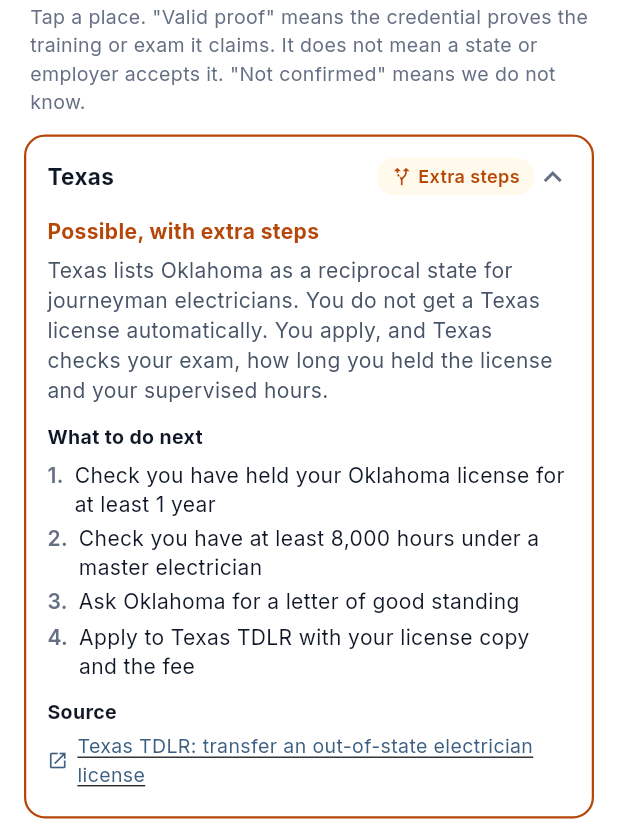
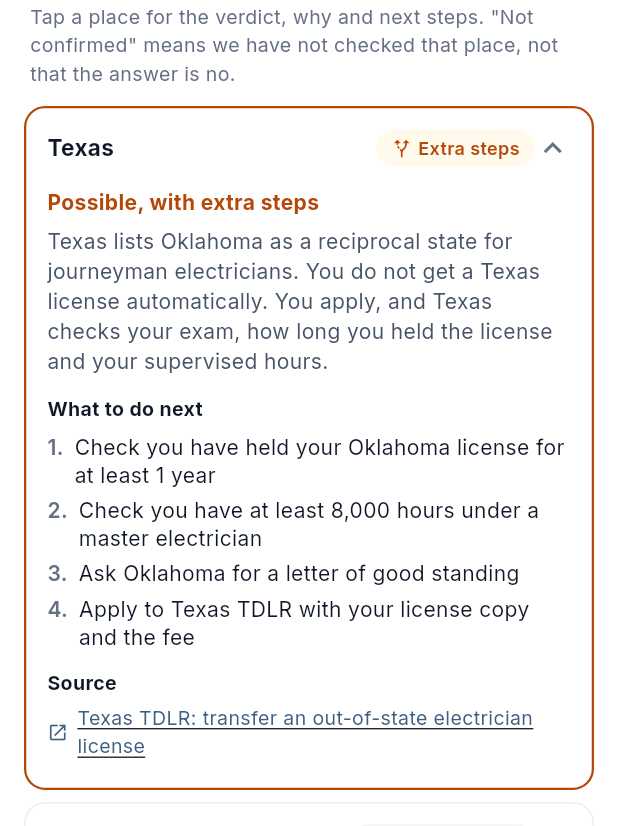
Before and after one commit to kunaxar/credential-reciprocity, a Flutter app: the CredDetail screen opened directly with sample values from the repository, after a tap on "Texas", on a phone screen of 412 x 824 dp, the part 410-1236 px from its top. Run offline on Flutter 3.47's test engine with Material 3 defaults, Android fonts, the phone set to English and light mode, and no system bars; our stand-ins replace google_fonts.

Commit message:
Update main.dart

```diff
--- a/lib/main.dart
+++ b/lib/main.dart
@@ -125,7 +125,7 @@
             ]),
           ),
           const Divider(height: 24),
-          sectionTitle('Where can I use this?', sub: 'Tap a place. "Valid proof" means the credential proves the training or exam it claims. It does not mean a state or employer accepts it. "Not confirmed" means we do not know.'),
+          sectionTitle('Where can I use this?', sub: 'Tap a place for the verdict, why and next steps. "Not confirmed" means we have not checked that place, not that the answer is no.'),
           for (final p in places) _placeRow(c, p),
           _elsewhereRow(),
           if (c.id == 'okjm')
```
